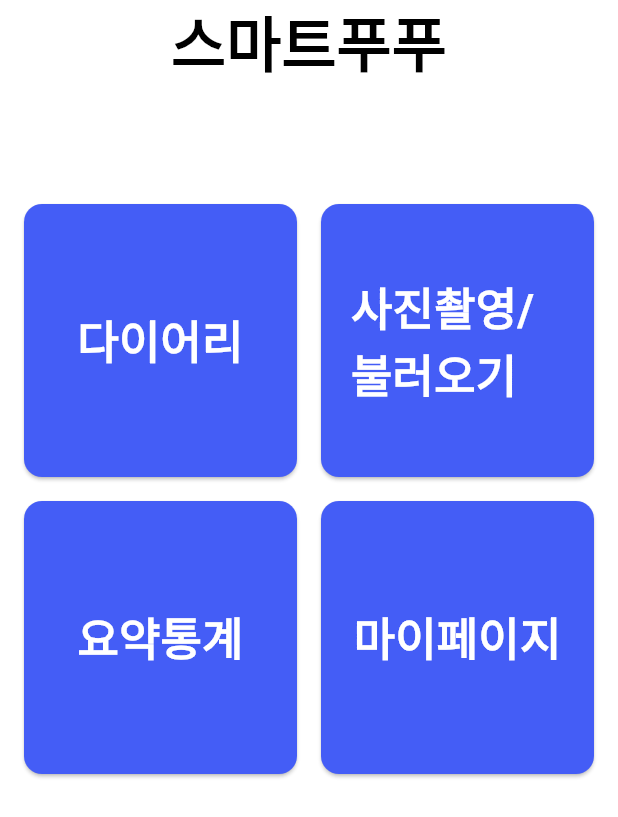
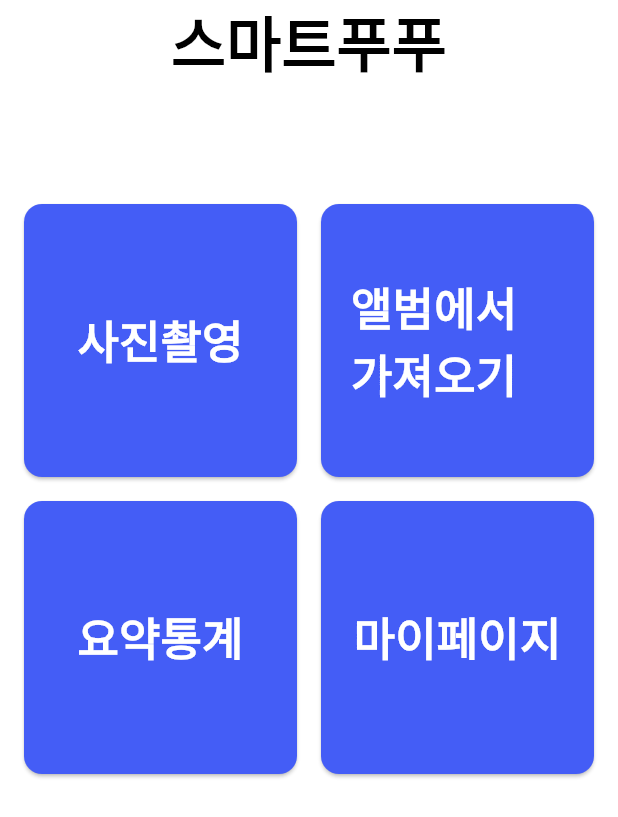
Before and after one commit to sooonsyk/SmartPoopoo, a Flutter app: the screen it shows after launch, on a phone screen of 412 x 824 dp. Shown: the top 817 px of the screen. Run offline on Flutter 3.47's test engine with Material 3 defaults, Android fonts, the phone set to English and light mode, and no system bars.

```diff
--- a/FE/lib/main.dart
+++ b/FE/lib/main.dart
@@ -65,8 +65,8 @@ class HomePageState extends State<HomePage> {
                 crossAxisSpacing: 16,
                 mainAxisSpacing: 16,
                 children: [
-                  _buildMenuButton(context, "다이어리", () {}, "다이어리 버튼"),
-                  _buildMenuButton(context, "사진촬영/불러오기", () async {
+                  _buildMenuButton(context, "사진촬영", () {}, "사진촬영 버튼"),
+                  _buildMenuButton(context, "앨범에서 가져오기", () async {
                     final result = await Navigator.push(
                       context,
                       MaterialPageRoute(
@@ -94,7 +94,7 @@ class HomePageState extends State<HomePage> {
                         }
                       });
                     }
-                  }, "사진촬영 앨범 버튼"),
+                  }, "앨범에서 가져오기 버튼"),
                   _buildMenuButton(context, "요약통계", () {}, "요약통계 버튼"),
                   _buildMenuButton(context, "마이페이지", () {}, "마이페이지 버튼"),
                 ],
```
Also changed, not shown: FE/lib/screens/image_description_screen.dart (+42 -6 lines), FE/pubspec.yaml (+4 -4 lines), FE/pubspec.lock.
